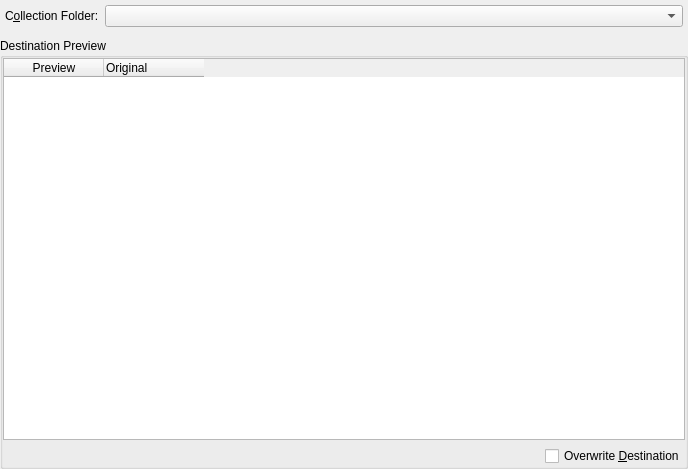
The window that src/dialogs/OrganizeCollectionDialogBase.ui (netrunner-debian-kde-extras/amarok) describes before a commit, drawn with Qt 5.
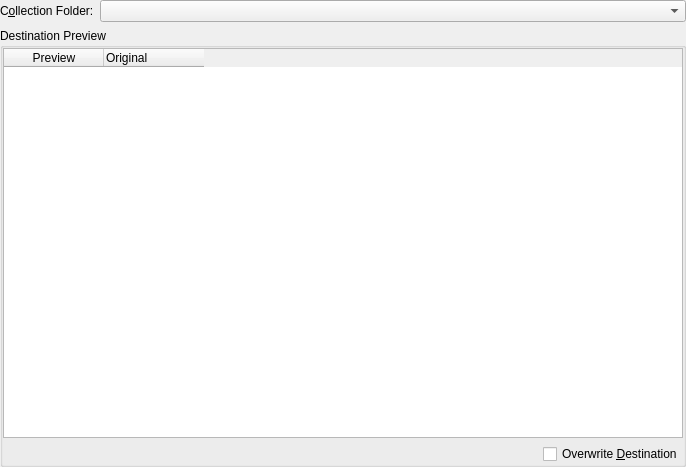
The same window after the commit. Custom widgets are drawn as their Qt base class.

```diff
--- a/src/dialogs/OrganizeCollectionDialogBase.ui
+++ b/src/dialogs/OrganizeCollectionDialogBase.ui
@@ -7,8 +7,8 @@
    <rect>
     <x>0</x>
     <y>0</y>
-    <width>688</width>
-    <height>469</height>
+    <width>686</width>
+    <height>467</height>
    </rect>
   </property>
   <property name="sizePolicy">
@@ -22,10 +22,7 @@
   </property>
   <layout class="QVBoxLayout" name="verticalLayout">
    <item>
-    <layout class="QHBoxLayout" name="_3">
-     <property name="margin">
-      <number>5</number>
-     </property>
+    <layout class="QHBoxLayout" name="horizontalLayout_1">
      <item>
       <widget class="QLabel" name="folderLabel">
        <property name="sizePolicy">
@@ -86,12 +83,6 @@
           <verstretch>0</verstretch>
          </sizepolicy>
         </property>
-        <property name="minimumSize">
-         <size>
-          <width>640</width>
-          <height>100</height>
-         </size>
-        </property>
         <property name="horizontalScrollMode">
          <enum>QAbstractItemView::ScrollPerPixel</enum>
         </property>
```
